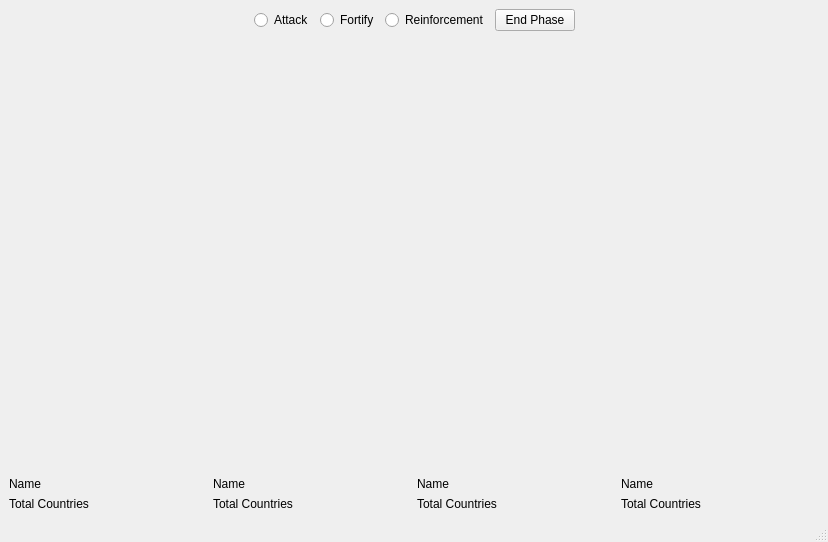
First picture: the form in gui/mainscreen.ui, repository TaimoorRana/Risk, before the edit.
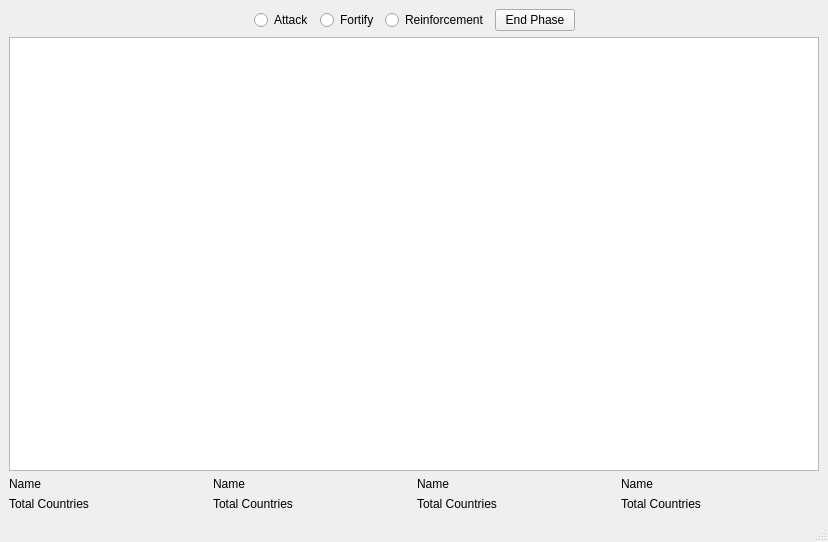
Second picture: the form after the edit.

What changed in the file:
```diff
--- a/gui/mainscreen.ui
+++ b/gui/mainscreen.ui
@@ -92,17 +92,7 @@
        </layout>
       </item>
       <item>
-       <spacer name="verticalSpacer">
-        <property name="orientation">
-         <enum>Qt::Vertical</enum>
-        </property>
-        <property name="sizeHint" stdset="0">
-         <size>
-          <width>20</width>
-          <height>40</height>
-         </size>
-        </property>
-       </spacer>
+       <widget class="QGraphicsView" name="graphicsView"/>
       </item>
       <item>
        <layout class="QHBoxLayout" name="horizontalLayout_2">
```
Left out of the diff: 13 changed lines with no effect on the pictures.
